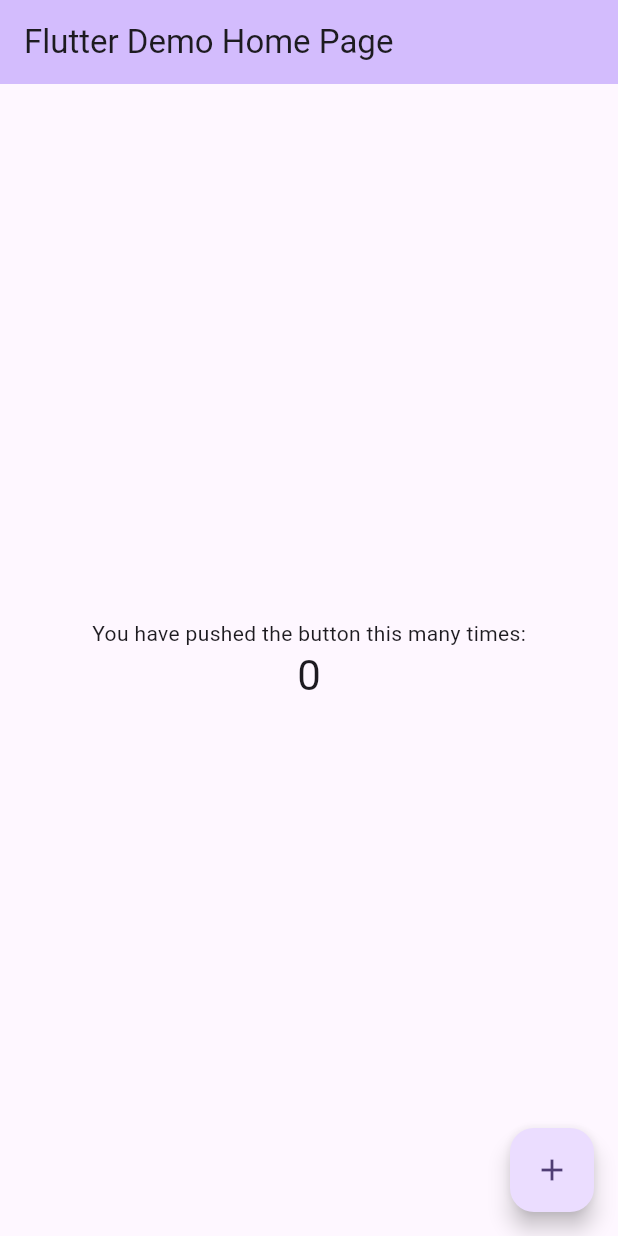
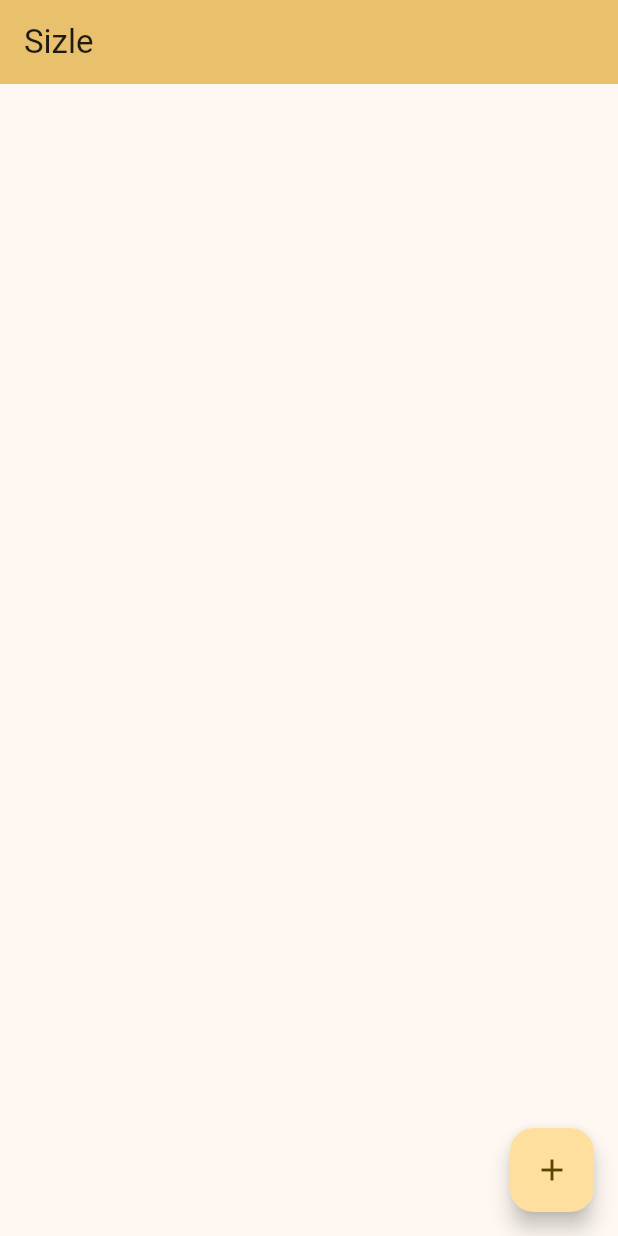
Before and after one commit to Nightclaus/Sizzle, a Flutter app: the screen it shows after launch, on a phone screen of 412 x 824 dp. Run offline on Flutter 3.47's test engine with Material 3 defaults, Android fonts, the phone set to English and light mode, and no system bars.

Commit message:
Added pages and basic screen manager

```diff
--- a/lib/main.dart
+++ b/lib/main.dart
@@ -1,4 +1,6 @@
 import 'package:flutter/material.dart';
+import '/subpages/signin.dart';
+import '/subpages/dashboard.dart';
 
 void main() {
   runApp(const MyApp());
@@ -7,116 +9,39 @@ void main() {
 class MyApp extends StatelessWidget {
   const MyApp({super.key});
 
-  // This widget is the root of your application.
   @override
   Widget build(BuildContext context) {
     return MaterialApp(
-      title: 'Flutter Demo',
+      title: 'Sizle',
       theme: ThemeData(
-        // This is the theme of your application.
-        //
-        // TRY THIS: Try running your application with "flutter run". You'll see
-        // the application has a purple toolbar. Then, without quitting the app,
-        // try changing the seedColor in the colorScheme below to Colors.green
-        // and then invoke "hot reload" (save your changes or press the "hot
-        // reload" button in a Flutter-supported IDE, or press "r" if you used
-        // the command line to start the app).
-        //
-        // Notice that the counter didn't reset back to zero; the application
-        // state is not lost during the reload. To reset the state, use hot
-        // restart instead.
-        //
-        // This works for code too, not just values: Most code changes can be
-        // tested with just a hot reload.
-        colorScheme: ColorScheme.fromSeed(seedColor: Colors.deepPurple),
+        colorScheme: ColorScheme.fromSeed(seedColor: Colors.amber),
       ),
-      home: const MyHomePage(title: 'Flutter Demo Home Page'),
+      home: const ScreenManager(title: 'Sizle'),
     );
   }
 }
 
-class MyHomePage extends StatefulWidget {
-  const MyHomePage({super.key, required this.title});
-
-  // This widget is the home page of your application. It is stateful, meaning
-  // that it has a State object (defined below) that contains fields that affect
-  // how it looks.
-
-  // This class is the configuration for the state. It holds the values (in this
-  // case the title) provided by the parent (in this case the App widget) and
-  // used by the build method of the State. Fields in a Widget subclass are
-  // always marked "final".
-
+class ScreenManager extends StatefulWidget {
+  const ScreenManager({super.key, required this.title});
   final String title;
 
   @override
-  State<MyHomePage> createState() => _MyHomePageState();
+  State<ScreenManager> createState() => _ScreenManagerState();
 }
 
-class _MyHomePageState extends State<MyHomePage> {
-  int _counter = 0;
-
-  void _incrementCounter() {
+class _ScreenManagerState extends State<ScreenManager> {
+  String currentPage = 'signin';            // Default on signin page
+  void changePageRequestManager(String nameOfNewPage) {
     setState(() {
-      // This call to setState tells the Flutter framework that something has
-      // changed in this State, which causes it to rerun the build method below
-      // so that the display can reflect the updated values. If we changed
-      // _counter without calling setState(), then the build method would not be
-      // called again, and so nothing would appear to happen.
-      _counter++;
+      currentPage = nameOfNewPage;
     });
   }
-
-  @override
+  @override //
   Widget build(BuildContext context) {
-    // This method is rerun every time setState is called, for instance as done
-    // by the _incrementCounter method above.
-    //
-    // The Flutter framework has been optimized to make rerunning build methods
-    // fast, so that you can just rebuild anything that needs updating rather
-    // than having to individually change instances of widgets.
-    return Scaffold(
-      appBar: AppBar(
-        // TRY THIS: Try changing the color here to a specific color (to
-        // Colors.amber, perhaps?) and trigger a hot reload to see the AppBar
-        // change color while the other colors stay the same.
-        backgroundColor: Theme.of(context).colorScheme.inversePrimary,
-        // Here we take the value from the MyHomePage object that was created by
-        // the App.build method, and use it to set our appbar title.
-        title: Text(widget.title),
-      ),
-      body: Center(
-        // Center is a layout widget. It takes a single child and positions it
-        // in the middle of the parent.
-        child: Column(
-          // Column is also a layout widget. It takes a list of children and
-          // arranges them vertically. By default, it sizes itself to fit its
-          // children horizontally, and tries to be as tall as its parent.
-          //
-          // Column has various properties to control how it sizes itself and
-          // how it positions its children. Here we use mainAxisAlignment to
-          // center the children vertically; the main axis here is the vertical
-          // axis because Columns are vertical (the cross axis would be
-          // horizontal).
-          //
-          // TRY THIS: Invoke "debug painting" (choose the "Toggle Debug Paint"
-          // action in the IDE, or press "p" in the console), to see the
-          // wireframe for each widget.
-          mainAxisAlignment: MainAxisAlignment.center,
-          children: <Widget>[
-            const Text('You have pushed the button this many times:'),
-            Text(
-              '$_counter',
-              style: Theme.of(context).textTheme.headlineMedium,
-            ),
-          ],
-        ),
-      ),
-      floatingActionButton: FloatingActionButton(
-        onPressed: _incrementCounter,
-        tooltip: 'Increment',
-        child: const Icon(Icons.add),
-      ), // This trailing comma makes auto-formatting nicer for build methods.
-    );
+    final subpages = {
+      'signin': SignInPage(title: widget.title, changePageTo: changePageRequestManager,),
+      'dashboard': DashboardPage(title: widget.title, changePageTo: changePageRequestManager),
+    };
+    return subpages[currentPage]!;
   }
 }
--- /dev/null
+++ b/lib/subpages/dashboard.dart
@@ -0,0 +1,39 @@
+import 'package:flutter/material.dart';
+
+class DashboardPage extends StatefulWidget {
+  final String title;
+  final Function(String) changePageTo;
+
+  const DashboardPage({super.key, required this.title, required this.changePageTo});
+
+  @override
+  State<DashboardPage> createState() => _DashboardPageState();
+}
+
+class _DashboardPageState extends State<DashboardPage> {
+  @override
+  Widget build(BuildContext context) {
+    // Processes
+    void placeholder() {}
+
+    // Content
+    return Scaffold(
+      appBar: AppBar(
+        backgroundColor: Theme.of(context).colorScheme.inversePrimary,
+        title: Text(widget.title),
+      ),
+      body: Center(
+        child: Column(
+          mainAxisAlignment: MainAxisAlignment.center,
+          children: <Widget>[
+          ],
+        ),
+      ),
+      floatingActionButton: FloatingActionButton(
+        onPressed: placeholder,
+        tooltip: 'Increment',
+        child: const Icon(Icons.add),
+      ),
+    );
+  }
+}
--- /dev/null
+++ b/lib/subpages/signin.dart
@@ -0,0 +1,39 @@
+import 'package:flutter/material.dart';
+
+class SignInPage extends StatefulWidget {
+  final String title;
+  final Function(String) changePageTo;
+
+  const SignInPage({super.key, required this.title, required this.changePageTo});
+
+  @override
+  State<SignInPage> createState() => _SignInPageState();
+}
+
+class _SignInPageState extends State<SignInPage> {
+  @override
+  Widget build(BuildContext context) {
+    // Processes
+    void placeholder() {}
+
+    // Content
+    return Scaffold(
+      appBar: AppBar(
+        backgroundColor: Theme.of(context).colorScheme.inversePrimary,
+        title: Text(widget.title),
+      ),
+      body: Center(
+        child: Column(
+          mainAxisAlignment: MainAxisAlignment.center,
+          children: <Widget>[
+          ],
+        ),
+      ),
+      floatingActionButton: FloatingActionButton(
+        onPressed: placeholder,
+        tooltip: 'Increment',
+        child: const Icon(Icons.add),
+      ),
+    );
+  }
+}
```
